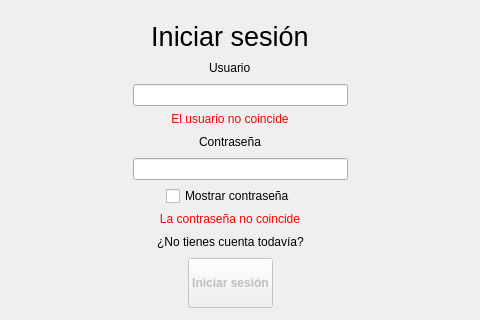
jorgecanut/mapaIHM, file mapa/login_register.ui: the form before one commit; both pictures show x 123 to 603 and y 0 to 320 of the 706 by 704 pixel window.
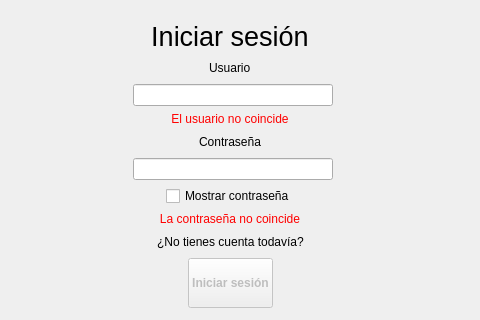
The form after the commit. The open tabs and pages were chosen to show the change. Icons and pictures are not drawn. Custom widgets are drawn as their Qt base class.

What changed in the file:
```diff
--- a/mapa/login_register.ui
+++ b/mapa/login_register.ui
@@ -153,7 +153,7 @@
            <widget class="QLineEdit" name="leUsuario_IS">
             <property name="maximumSize">
              <size>
-              <width>300</width>
+              <width>200</width>
               <height>16777215</height>
              </size>
             </property>
@@ -273,7 +273,7 @@
            <widget class="QLineEdit" name="leContrasea_IS">
             <property name="maximumSize">
              <size>
-              <width>300</width>
+              <width>200</width>
               <height>16777215</height>
              </size>
             </property>
```
Left out of the diff: 2 changed lines with no effect on the pictures.
